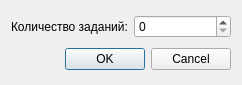
The window that dialogset.ui (TeddyReady/MathTasksRenderer) describes before a commit, drawn with Qt 5.
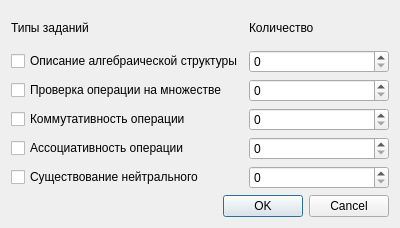
The same window after the commit.

```diff
--- a/dialogset.ui
+++ b/dialogset.ui
@@ -6,8 +6,8 @@
    <rect>
     <x>0</x>
     <y>0</y>
-    <width>242</width>
-    <height>85</height>
+    <width>400</width>
+    <height>228</height>
    </rect>
   </property>
   <property name="windowTitle">
@@ -16,15 +16,69 @@
   <layout class="QGridLayout" name="gridLayout_2">
    <item row="0" column="0">
     <layout class="QGridLayout" name="gridLayout">
+     <item row="3" column="1">
+      <widget class="QSpinBox" name="spinAbel"/>
+     </item>
+     <item row="5" column="0">
+      <widget class="QCheckBox" name="btnNeutral">
+       <property name="text">
+        <string>Существование нейтрального</string>
+       </property>
+      </widget>
+     </item>
+     <item row="0" column="1">
+      <widget class="QLabel" name="label_2">
+       <property name="text">
+        <string>Количество</string>
+       </property>
+      </widget>
+     </item>
+     <item row="4" column="1">
+      <widget class="QSpinBox" name="spinAssociate"/>
+     </item>
+     <item row="4" column="0">
+      <widget class="QCheckBox" name="btnAssociate">
+       <property name="text">
+        <string>Ассоциативность операции</string>
+       </property>
+      </widget>
+     </item>
+     <item row="2" column="0">
+      <widget class="QCheckBox" name="btnOper">
+       <property name="text">
+        <string>Проверка операции на множестве</string>
+       </property>
+      </widget>
+     </item>
+     <item row="3" column="0">
+      <widget class="QCheckBox" name="btnAbel">
+       <property name="text">
+        <string>Коммутативность операции</string>
+       </property>
+      </widget>
+     </item>
+     <item row="1" column="1">
+      <widget class="QSpinBox" name="spinCheck"/>
+     </item>
      <item row="0" column="0">
       <widget class="QLabel" name="label">
        <property name="text">
-        <string>Количество заданий:</string>
+        <string>Типы заданий</string>
        </property>
       </widget>
      </item>
-     <item row="0" column="1">
-      <widget class="QSpinBox" name="spinBox"/>
+     <item row="5" column="1">
+      <widget class="QSpinBox" name="spinNeutral"/>
+     </item>
+     <item row="1" column="0">
+      <widget class="QCheckBox" name="btnCheck">
+       <property name="text">
+        <string>Описание алгебраической структуры</string>
+       </property>
+      </widget>
+     </item>
+     <item row="2" column="1">
+      <widget class="QSpinBox" name="spinOper"/>
      </item>
     </layout>
    </item>
```
